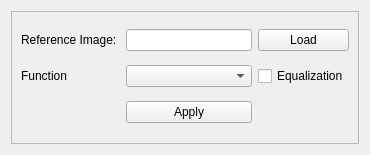
The window that histogramspecification.ui (alephshahor/Pinzo) describes before a commit, drawn with Qt 5.
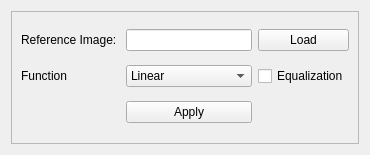
The same window after the commit.

Commit message: Linear Equalization works

The edit to the form file:
```diff
--- a/histogramspecification.ui
+++ b/histogramspecification.ui
@@ -31,7 +31,13 @@
        </widget>
       </item>
       <item row="1" column="1">
-       <widget class="QComboBox" name="refFuncComboBox"/>
+       <widget class="QComboBox" name="refFuncComboBox">
+        <item>
+         <property name="text">
+          <string>Linear</string>
+         </property>
+        </item>
+       </widget>
       </item>
       <item row="0" column="1">
        <widget class="QLineEdit" name="refImgName"/>
```
The commit also changes 4 other files.
